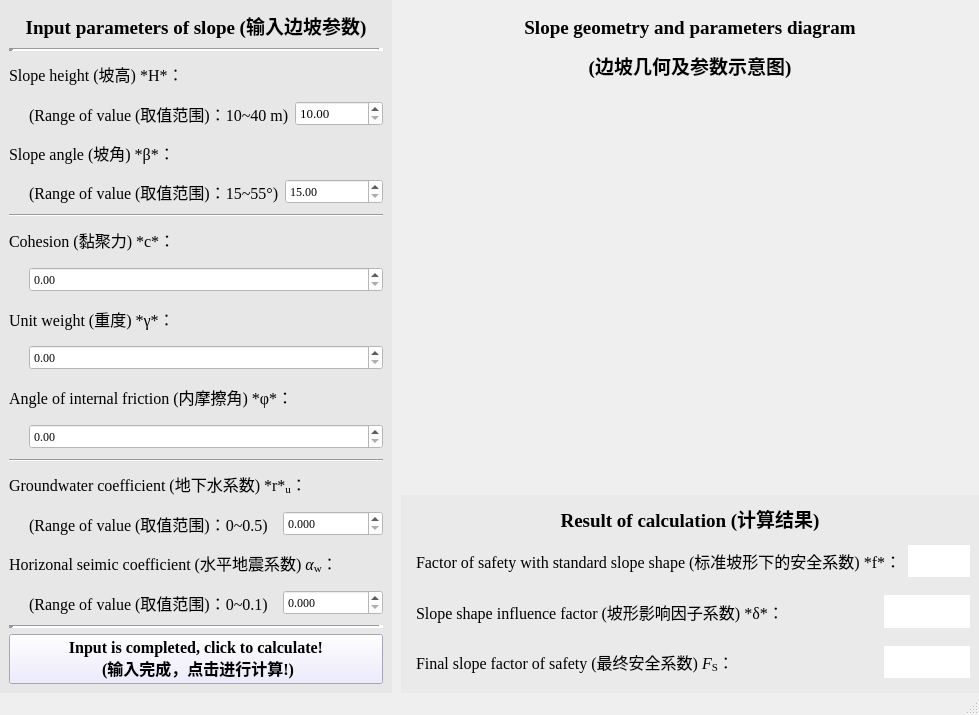
Above: rec_files/MainWindow.ui from ShiguiHuang/ICSS-Slope before the change. Below: the same form after it.
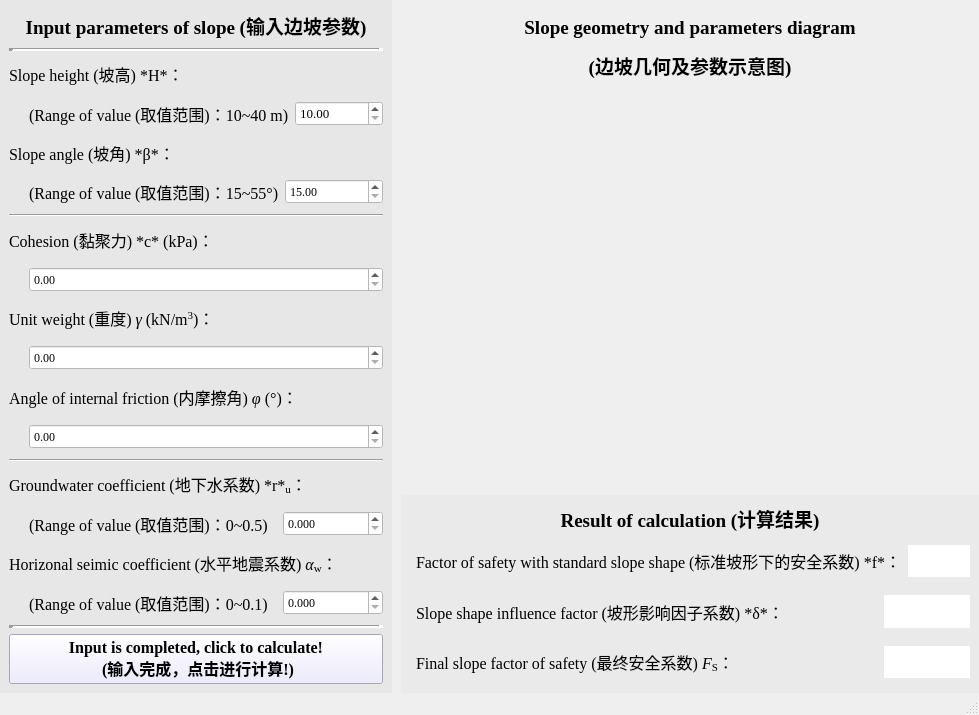
That is the form after the change. Icons and pictures are not drawn.

Commit message: Add unit comments

The edit to the form file:
```diff
--- a/rec_files/MainWindow.ui
+++ b/rec_files/MainWindow.ui
@@ -295,7 +295,7 @@
           </font>
          </property>
          <property name="text">
-          <string>Cohesion (黏聚力) *c*：</string>
+          <string>Cohesion (黏聚力) *c* (kPa)：</string>
          </property>
          <property name="textFormat">
           <enum>Qt::MarkdownText</enum>
@@ -362,7 +362,7 @@
           </font>
          </property>
          <property name="text">
-          <string>Unit weight (重度) *γ*：</string>
+          <string>&lt;html&gt;&lt;head/&gt;&lt;body&gt;&lt;p&gt;Unit weight (重度) &lt;span style=&quot; font-style:italic;&quot;&gt;γ&lt;/span&gt; (kN/m&lt;span style=&quot; vertical-align:super;&quot;&gt;3&lt;/span&gt;)：&lt;/p&gt;&lt;/body&gt;&lt;/html&gt;</string>
          </property>
          <property name="textFormat">
           <enum>Qt::MarkdownText</enum>
@@ -429,7 +429,7 @@
           </font>
          </property>
          <property name="text">
-          <string>Angle of internal friction (内摩擦角) *φ*：</string>
+          <string>&lt;html&gt;&lt;head/&gt;&lt;body&gt;&lt;p&gt;Angle of internal friction (内摩擦角) &lt;span style=&quot; font-style:italic;&quot;&gt;φ&lt;/span&gt; (°)：&lt;/p&gt;&lt;/body&gt;&lt;/html&gt;</string>
          </property>
          <property name="textFormat">
           <enum>Qt::MarkdownText</enum>
```
The commit also changes 1 other file.
